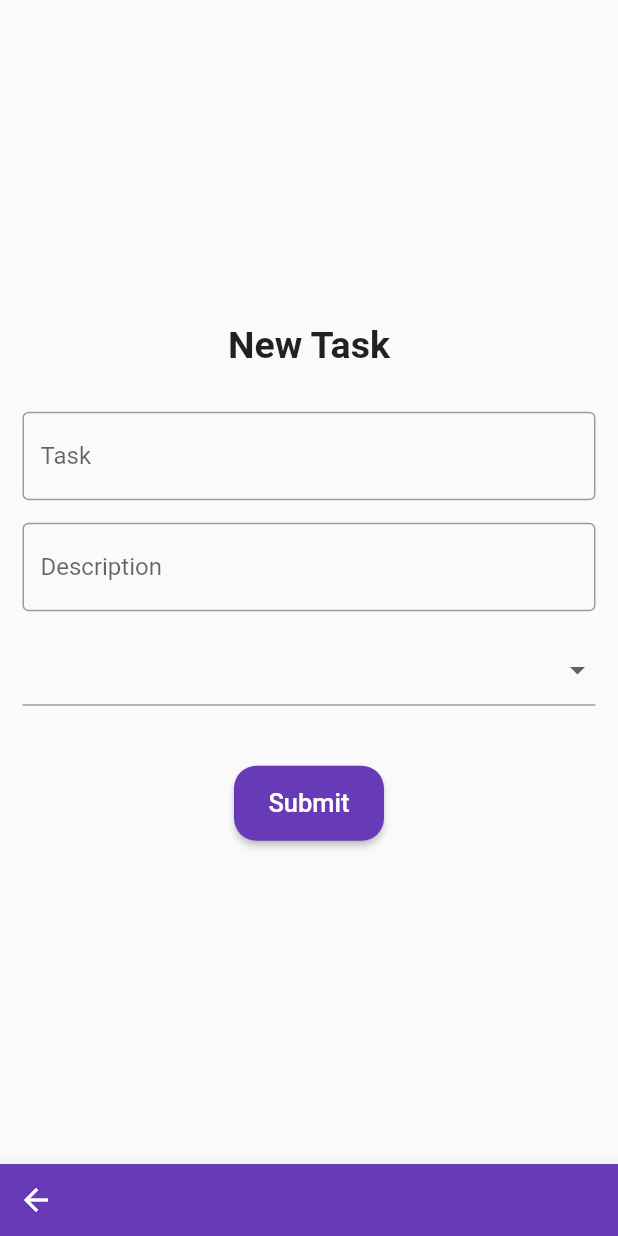
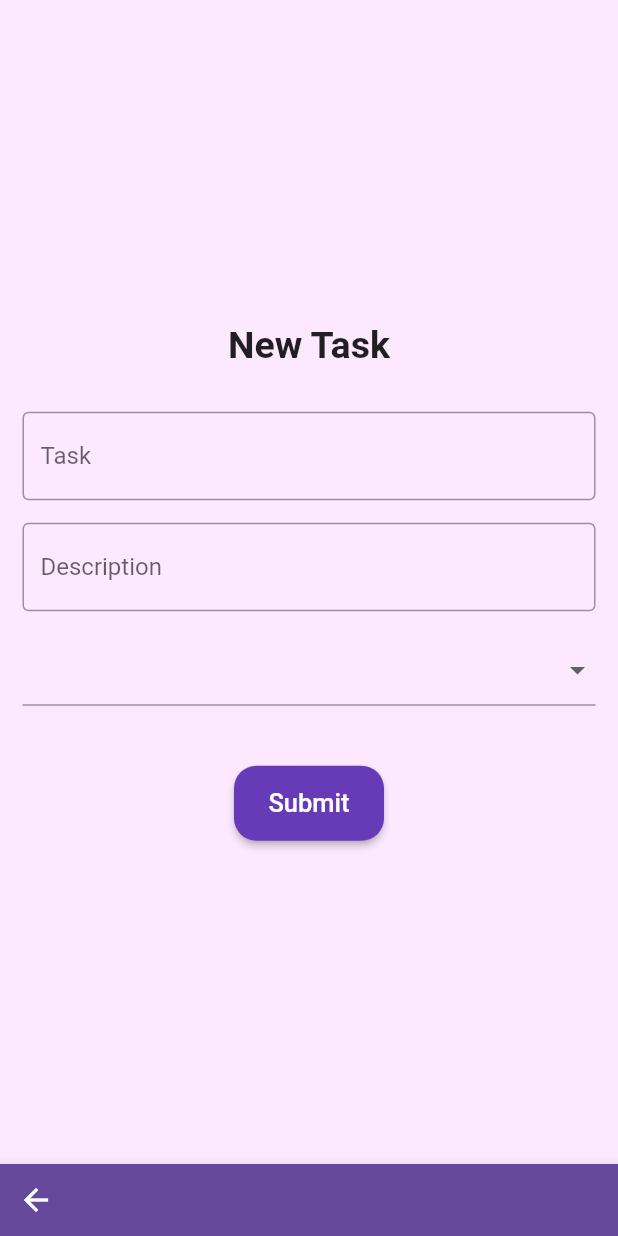
Before and after one commit to ArthurBufon/flutter_todo_app, a Flutter app: the NewTask screen opened directly, on a phone screen of 412 x 824 dp. Run offline on Flutter 3.47's test engine with Material 2 defaults, Android fonts, the phone set to English and light mode, and no system bars; our stand-ins replace cloud_firestore, firebase_core, flutter_slidable; accounts and stored records are empty.

Commit message:
UI adjustments 2

```diff
--- a/lib/widgets/task/edit_task.dart
+++ b/lib/widgets/task/edit_task.dart
@@ -80,9 +80,10 @@ class _EditTaskState extends State<EditTask> {
   @override
   Widget build(BuildContext context) {
     return Scaffold(
+      backgroundColor: const Color.fromARGB(255, 252, 232, 255),
       bottomNavigationBar: BottomAppBar(
         shape: const CircularNotchedRectangle(),
-        color: Colors.deepPurple,
+        color: const Color.fromARGB(255, 102, 73, 154),
         child: IconTheme(
           data: IconThemeData(color: Theme.of(context).colorScheme.onPrimary),
           child: Row(
--- a/lib/widgets/task/new_task.dart
+++ b/lib/widgets/task/new_task.dart
@@ -56,9 +56,10 @@ class _NewTaskState extends State<NewTask> {
   @override
   Widget build(BuildContext context) {
     return Scaffold(
+      backgroundColor: const Color.fromARGB(255, 252, 232, 255),
       bottomNavigationBar: BottomAppBar(
         shape: const CircularNotchedRectangle(),
-        color: Colors.deepPurple,
+        color: const Color.fromARGB(255, 102, 73, 154),
         child: IconTheme(
           data: IconThemeData(color: Theme.of(context).colorScheme.onPrimary),
           child: Row(
```
